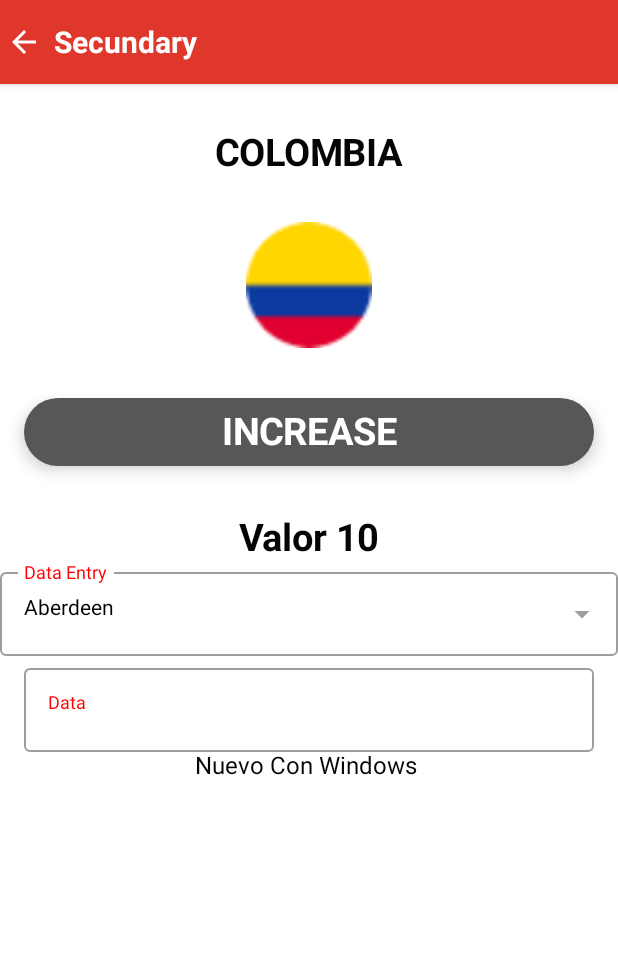
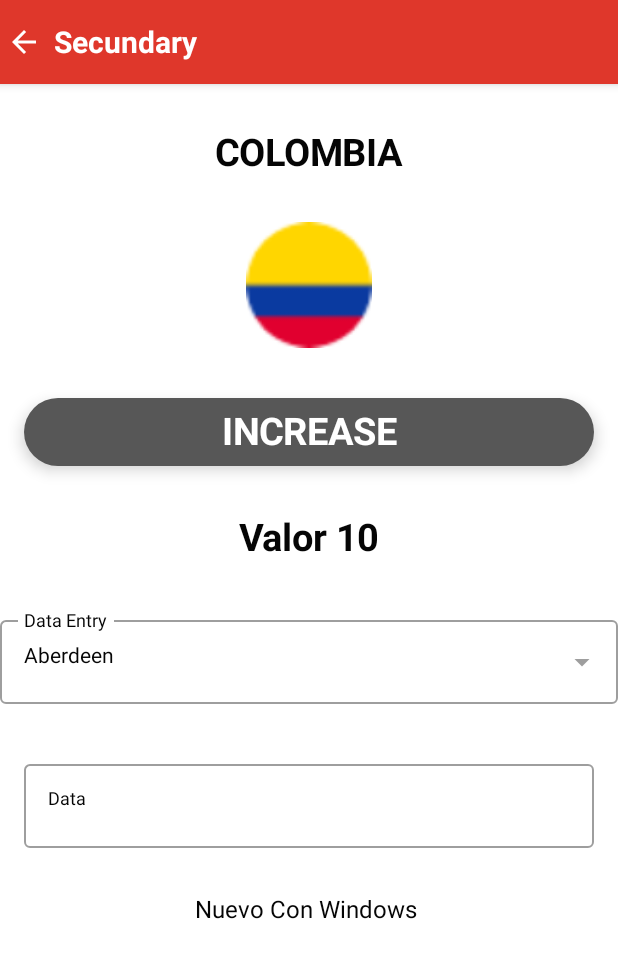
Before and after one commit to JavierCarreno1102/Platzi-Course, an Android app built with Jetpack Compose: the screen it shows after launch (MainActivity), after a tap on an icon or button, on a phone screen of 412 x 824 dp. Shown: the top 958 px of the screen. Run offline under Robolectric (Android 15) with nearby library versions, the phone set to English and light mode, and no system bars.

Commit message:
detailScreen update

```diff
--- a/app/src/main/java/com/sarah/testlessor/ui/components/Composables.kt
+++ b/app/src/main/java/com/sarah/testlessor/ui/components/Composables.kt
@@ -72,12 +72,12 @@ fun CustomTextField(
 
         value = value,
         onValueChange = onValueChange,
-        textStyle = TextStyle(color = Color.Black),
+        textStyle = TextStyle(color = MaterialTheme.colors.onBackground),
         label = {
             Text(
                 text = placeHolder,
                 style = MaterialTheme.typography.caption,
-                color = Color.Red
+                color = MaterialTheme.colors.onBackground
             )
         },
         modifier = Modifier
--- a/app/src/main/java/com/sarah/testlessor/ui/screens/DetailScreen.kt
+++ b/app/src/main/java/com/sarah/testlessor/ui/screens/DetailScreen.kt
@@ -89,12 +89,15 @@ fun DetailScreen(navController: NavController, text: String?,flag:Int?) {
 
             Spacer(modifier = Modifier.padding(16.dp))
             Text("Valor $increase",color = MaterialTheme.colors.onBackground, style = MaterialTheme.typography.h4)
+            Spacer(modifier = Modifier.padding(16.dp))
             fieldValue=DropDown2(cities, "Data Entry")
+            Spacer(modifier = Modifier.padding(16.dp))
             Box(modifier = Modifier
                 .fillMaxWidth()
                 .padding(start = 16.dp, end = 16.dp) ){
                CustomTextField(value = fieldValue, placeHolder = "Data") {}
             }
+            Spacer(modifier = Modifier.padding(16.dp))
             Text("Nuevo Con Windows $fieldValue", color = MaterialTheme.colors.onBackground)
 
 
```
